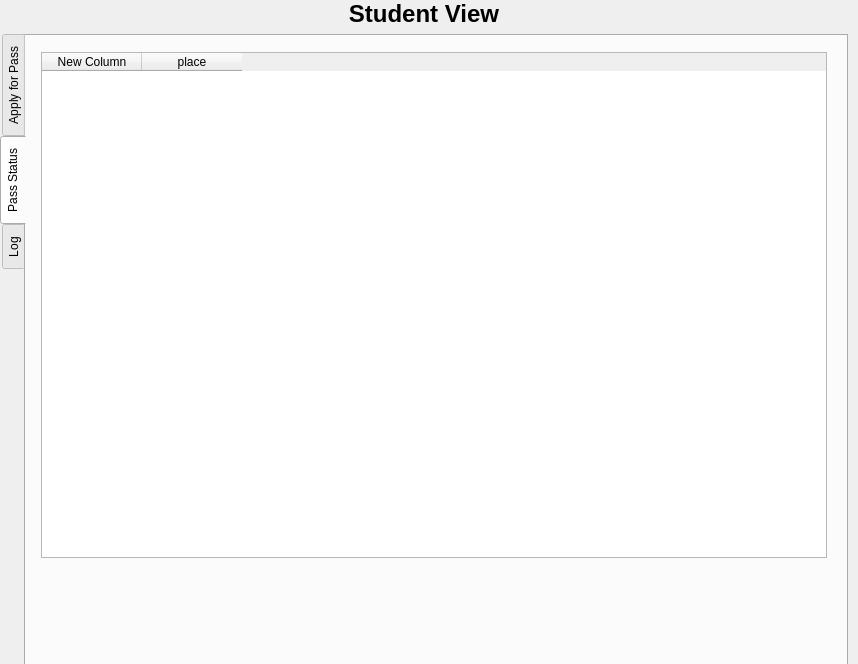
Old version of the form ui/student_view.ui in the repository sipsmehta/Face-Recognition-Surveillance-.
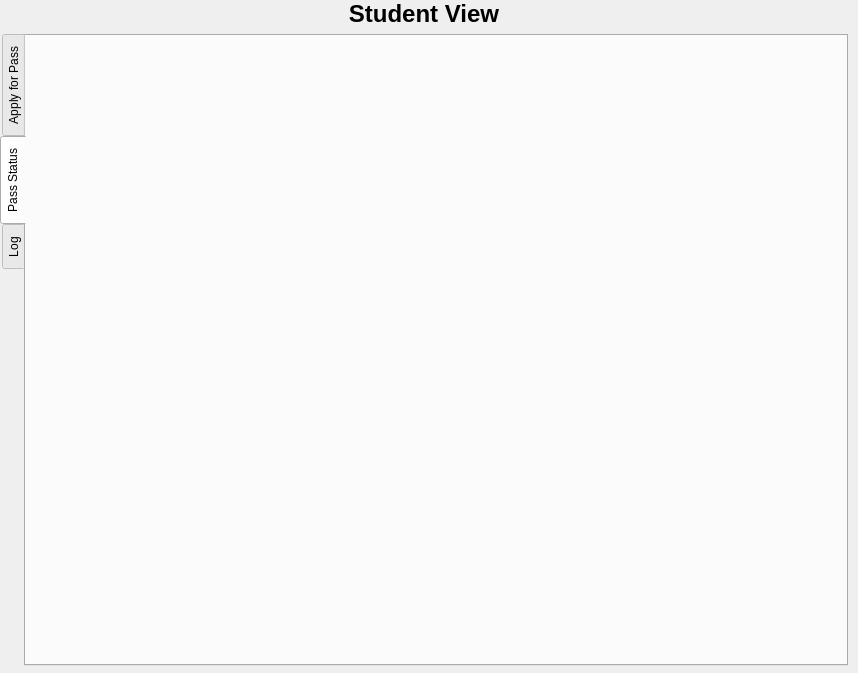
New version of the form. The open tabs and pages were chosen to show the change.

Commit message: changed trainingdata label & added Student class

```diff
--- a/ui/student_view.ui
+++ b/ui/student_view.ui
@@ -7,7 +7,7 @@
     <x>0</x>
     <y>0</y>
     <width>858</width>
-    <height>664</height>
+    <height>673</height>
    </rect>
   </property>
   <property name="windowTitle">
@@ -214,26 +214,6 @@
        <attribute name="title">
         <string>Pass Status</string>
        </attribute>
-       <widget class="QTableWidget" name="tableWidget">
-        <property name="geometry">
-         <rect>
-          <x>15</x>
-          <y>16</y>
-          <width>786</width>
-          <height>506</height>
-         </rect>
-        </property>
-        <column>
-         <property name="text">
-          <string>New Column</string>
-         </property>
-        </column>
-        <column>
-         <property name="text">
-          <string>place</string>
-         </property>
-        </column>
-       </widget>
       </widget>
       <widget class="QWidget" name="tab_2">
        <attribute name="title">
```
Left out of the diff: 2 changed lines with no effect on the pictures. The commit also changes 13 other files.
